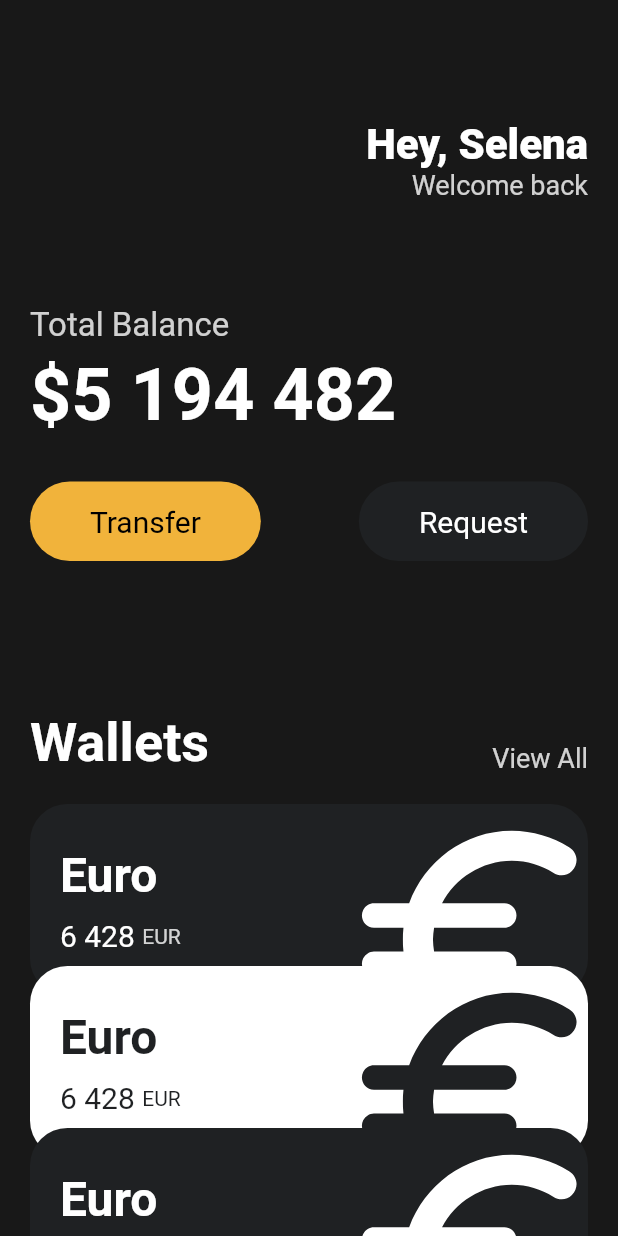
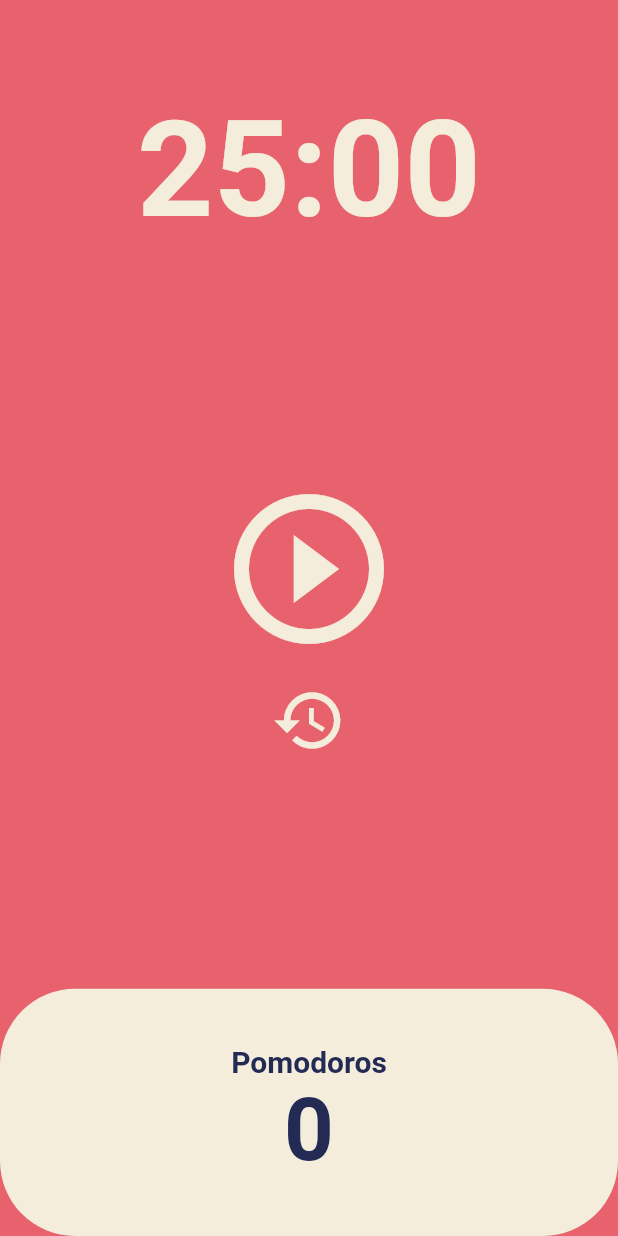
Before and after one commit to roghabo/flutterdemo, a Flutter app: the screen it shows after launch, on a phone screen of 412 x 824 dp. Run offline on Flutter 3.47's test engine with Material 2 defaults, Android fonts, the phone set to English and light mode, and no system bars.

Commit message:
pomodoros

```diff
--- a/lib/main.dart
+++ b/lib/main.dart
@@ -1,6 +1,5 @@
 import 'package:flutter/material.dart';
-import 'package:flutterdemo/widgets/button.dart';
-import 'package:flutterdemo/widgets/currency_card.dart';
+import 'package:flutterdemo/screens/home_screen.dart';
 
 void main() {
   runApp(App());
@@ -10,139 +9,14 @@ class App extends StatelessWidget {
   @override
   Widget build(BuildContext context) {
     return MaterialApp(
-      home: Scaffold(
-        backgroundColor: const Color(0xFF181818),
-        body: SingleChildScrollView(
-          child: Padding(
-            padding: const EdgeInsets.symmetric(
-              horizontal: 20,
+        theme: ThemeData(
+            backgroundColor: const Color(0xFFE7626C),
+            textTheme: const TextTheme(
+              headline1: TextStyle(
+                color: Color(0xFF232B55),
+              ),
             ),
-            child: Column(
-              crossAxisAlignment: CrossAxisAlignment.start,
-              children: [
-                const SizedBox(
-                  height: 80,
-                ),
-                Row(
-                  mainAxisAlignment: MainAxisAlignment.end,
-                  children: [
-                    Column(
-                      crossAxisAlignment: CrossAxisAlignment.end,
-                      children: const [
-                        Text(
-                          'Hey, Selena',
-                          style: TextStyle(
-                            color: Colors.white,
-                            fontSize: 28,
-                            fontWeight: FontWeight.w800,
-                          ),
-                        ),
-                        Text(
-                          'Welcome back',
-                          style: TextStyle(
-                            color: Color.fromRGBO(255, 255, 255, 0.8),
-                            fontSize: 18,
-                          ),
-                        ),
-                      ],
-                    )
-                  ],
-                ),
-                const SizedBox(
-                  height: 70,
-                ),
-                Text(
-                  'Total Balance',
-                  style: TextStyle(
-                    fontSize: 22,
-                    color: Colors.white.withOpacity(0.8),
-                  ),
-                ),
-                const SizedBox(
-                  height: 5,
-                ),
-                const Text(
-                  '\$5 194 482',
-                  style: TextStyle(
-                    fontSize: 48,
-                    fontWeight: FontWeight.w600,
-                    color: Colors.white,
-                  ),
-                ),
-                const SizedBox(
-                  height: 30,
-                ),
-                Row(
-                  mainAxisAlignment: MainAxisAlignment.spaceBetween,
-                  children: const [
-                    Button(
-                      text: 'Transfer',
-                      bgColor: Color(0xFFF1B33B),
-                      textColor: Colors.black,
-                    ),
-                    Button(
-                      text: 'Request',
-                      bgColor: Color(0xFF1F2123),
-                      textColor: Colors.white,
-                    ),
-                  ],
-                ),
-                const SizedBox(
-                  height: 100,
-                ),
-                Row(
-                  crossAxisAlignment: CrossAxisAlignment.end,
-                  mainAxisAlignment: MainAxisAlignment.spaceBetween,
-                  children: [
-                    const Text(
-                      "Wallets",
-                      style: TextStyle(
-                        color: Colors.white,
-                        fontSize: 36,
-                        fontWeight: FontWeight.w600,
-                      ),
-                    ),
-                    Text(
-                      "View All",
-                      style: TextStyle(
-                        color: Colors.white.withOpacity(0.8),
-                        fontSize: 18,
-                      ),
-                    ),
-                  ],
-                ),
-                const SizedBox(
-                  height: 20,
-                ),
-                const CurrencyCard(
-                  name: 'Euro',
-                  code: 'EUR',
-                  amount: '6 428',
-                  icon: Icons.euro_rounded,
-                  isInverted: false,
-                  order: 1,
-                ),
-                const CurrencyCard(
-                  name: 'Euro',
-                  code: 'EUR',
-                  amount: '6 428',
-                  icon: Icons.euro_rounded,
-                  isInverted: true,
-                  order: 2,
-                ),
-                const CurrencyCard(
-                  name: 'Euro',
-                  code: 'EUR',
-                  amount: '6 428',
-                  icon: Icons.euro_rounded,
-                  isInverted: false,
-                  order: 3,
-                ),
-              ],
-            ),
-          ),
-        ),
-      ),
-    );
+            cardColor: const Color(0xFFF4EDDB)),
+        home: const HomeScreen());
   }
 }
--- /dev/null
+++ b/lib/screens/home_screen.dart
@@ -0,0 +1,146 @@
+import 'dart:async';
+
+import 'package:flutter/material.dart';
+
+class HomeScreen extends StatefulWidget {
+  const HomeScreen({super.key});
+
+  @override
+  State<HomeScreen> createState() => _HomeScreenState();
+}
+
+class _HomeScreenState extends State<HomeScreen> {
+  static const twentyFiveMinutes = 1500;
+  int totalSeconds = twentyFiveMinutes;
+  bool isRunning = false;
+  int totalPomodoros = 0;
+  late Timer timer;
+
+  void onTick(Timer timer) {
+    if (totalSeconds == 0) {
+      setState(() {
+        totalPomodoros += 1;
+        isRunning = false;
+        totalSeconds = twentyFiveMinutes;
+      });
+      timer.cancel();
+    } else {
+      setState(() {
+        totalSeconds = totalSeconds - 1;
+      });
+    }
+  }
+
+  void onStartPressed() {
+    timer = Timer.periodic(
+      const Duration(seconds: 1),
+      onTick,
+    );
+    setState(() {
+      isRunning = true;
+    });
+  }
+
+  void onPausePressed() {
+    timer.cancel();
+    setState(() {
+      isRunning = false;
+    });
+  }
+
+  void onResetPressed() {
+    timer.cancel();
+    setState(() {
+      isRunning = false;
+      totalSeconds = twentyFiveMinutes;
+    });
+  }
+
+  String format(int seconds) {
+    var duration = Duration(seconds: seconds);
+    return duration.toString().split(".").first.substring(2, 7);
+  }
+
+  @override
+  Widget build(BuildContext context) {
+    return Scaffold(
+      backgroundColor: Theme.of(context).backgroundColor,
+      body: Column(
+        children: [
+          Flexible(
+            flex: 1,
+            child: Container(
+              alignment: Alignment.bottomCenter,
+              child: Text(
+                format(totalSeconds),
+                style: TextStyle(
+                  color: Theme.of(context).cardColor,
+                  fontSize: 89,
+                  fontWeight: FontWeight.w600,
+                ),
+              ),
+            ),
+          ),
+          Flexible(
+            flex: 3,
+            child: Center(
+              child: Column(
+                mainAxisAlignment: MainAxisAlignment.center,
+                children: [
+                  IconButton(
+                      iconSize: 120,
+                      color: Theme.of(context).cardColor,
+                      onPressed: isRunning ? onPausePressed : onStartPressed,
+                      icon: Icon(isRunning
+                          ? Icons.pause_circle_outlined
+                          : Icons.play_circle_outline)),
+                  IconButton(
+                    iconSize: 50,
+                    color: Theme.of(context).cardColor,
+                    onPressed: onResetPressed,
+                    icon: const Icon(Icons.restore),
+                  ),
+                ],
+              ),
+            ),
+          ),
+          Flexible(
+            flex: 1,
+            child: Row(
+              children: [
+                Expanded(
+                  child: Container(
+                    decoration: BoxDecoration(
+                        color: Theme.of(context).cardColor,
+                        borderRadius: BorderRadius.circular(50)),
+                    child: Column(
+                      mainAxisAlignment: MainAxisAlignment.center,
+                      children: [
+                        Text(
+                          'Pomodoros',
+                          style: TextStyle(
+                            fontSize: 20,
+                            color: Theme.of(context).textTheme.headline1!.color,
+                            fontWeight: FontWeight.w600,
+                          ),
+                        ),
+                        Text(
+                          '$totalPomodoros',
+                          style: TextStyle(
+                            fontSize: 58,
+                            color: Theme.of(context).textTheme.headline1!.color,
+                            fontWeight: FontWeight.w600,
+                          ),
+                        ),
+                      ],
+                    ),
+                  ),
+                ),
+              ],
+            ),
+          ),
+        ],
+      ),
+    );
+  }
+}
```
